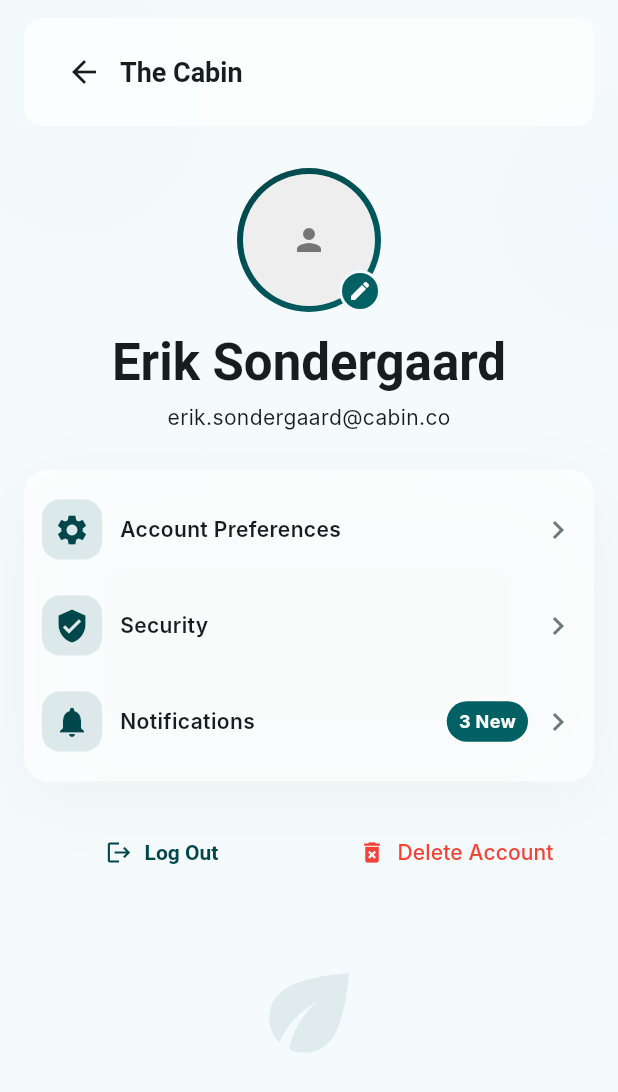
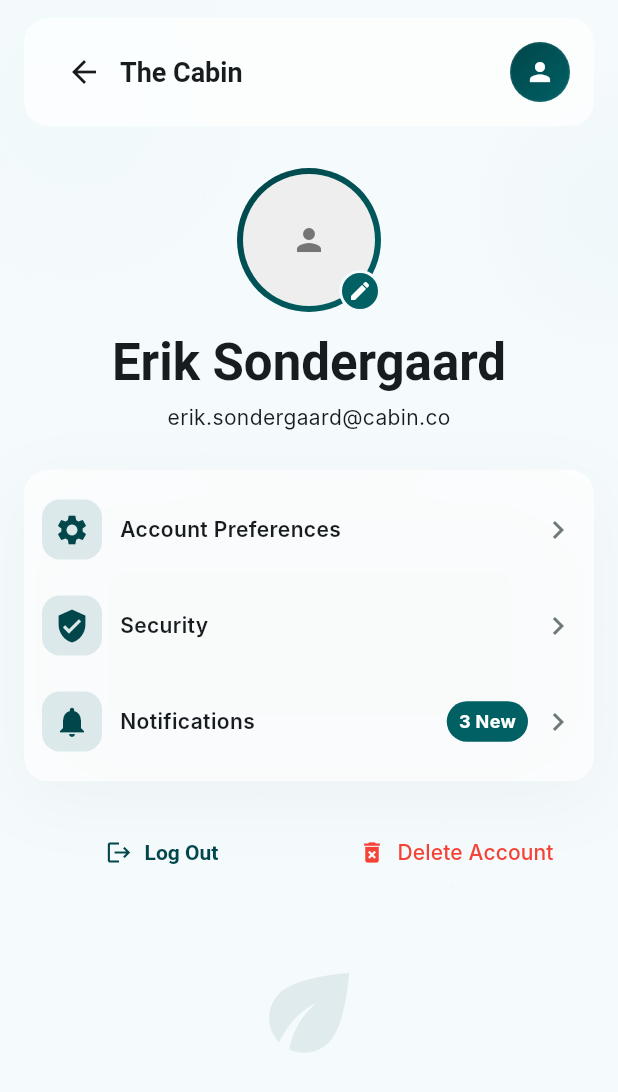
Before and after one commit to tianhaoz95/lumi, a Flutter app: the SettingsScreen screen opened by its route, on a phone screen of 412 x 824 dp. Shown: the top 1092 px of the screen. Run offline on Flutter 3.47's test engine with Material 3 defaults, Android fonts, the phone set to English and light mode, and no system bars; our stand-ins replace appwrite, flutter_riverpod, go_router; missing offline and left inert: dart:ffi, flutter_rust_bridge; network calls fail; Roboto replaces fonts that are missing (Inter, Manrope); statements that could not run were skipped.

Commit message:
polish(settings): match "The Cabin" header glassmorphism
Increase blur and corner radius; add circular gradient profile placeholder to header.

Co-authored-by: Copilot <223556219+Copilot@users.noreply.github.com>

```diff
--- a/lib/features/settings/settings.dart
+++ b/lib/features/settings/settings.dart
@@ -32,14 +32,14 @@ class SettingsScreen extends ConsumerWidget {
                 Padding(
                   padding: const EdgeInsets.symmetric(horizontal: 16.0, vertical: 12.0),
                   child: ClipRRect(
-                    borderRadius: BorderRadius.circular(12.0),
+                    borderRadius: BorderRadius.circular(16.0),
                     child: BackdropFilter(
-                      filter: ImageFilter.blur(sigmaX: 12.0, sigmaY: 12.0),
+                      filter: ImageFilter.blur(sigmaX: 20.0, sigmaY: 20.0),
                       child: Container(
                         padding: const EdgeInsets.symmetric(horizontal: 16.0, vertical: 12.0),
                         decoration: BoxDecoration(
-                          color: LumiColors.surfaceContainerLowest.withOpacity(0.7), // ignore: deprecated_member_use
-                          borderRadius: BorderRadius.circular(12.0),
+                          color: LumiColors.surfaceContainerLowest.withOpacity(0.70),
+                          borderRadius: BorderRadius.circular(16.0),
                         ),
                         child: Row(
                           children: [
@@ -50,6 +50,22 @@ class SettingsScreen extends ConsumerWidget {
                             ),
                             Expanded(
                               child: Text('The Cabin', style: Theme.of(context).textTheme.titleLarge),
+                            ),
+                            const SizedBox(width: 12.0),
+                            // Circular gradient profile placeholder matching design
+                            Container(
+                              width: 40,
+                              height: 40,
+                              decoration: BoxDecoration(
+                                shape: BoxShape.circle,
+                                gradient: const LinearGradient(
+                                  colors: [LumiColors.primary, LumiColors.primaryContainer],
+                                  begin: Alignment.topLeft,
+                                  end: Alignment.bottomRight,
+                                ),
+                                border: Border.all(color: LumiColors.surface.withOpacity(0.08), width: 1.0),
+                              ),
+                              child: const Icon(Icons.person, color: Colors.white, size: 20),
                             ),
                           ],
                         ),
```
Also changed, not shown: 1 other file.
